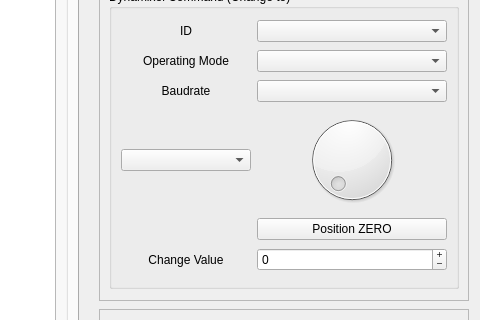
Before: the Qt Designer form dynamixel_workbench_single_manager_gui/ui/main_window.ui in ROBOTIS-GIT/dynamixel-workbench, drawn with Qt 5; both pictures show x 320 to 800 and y 328 to 648 of the 800 by 871 pixel window.
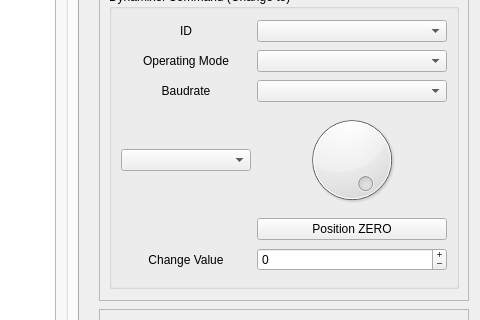
After: the same form once the commit is applied. Icons and pictures are not drawn.

Commit message: modified dialog rotate direction

```diff
--- a/dynamixel_workbench_single_manager_gui/ui/main_window.ui
+++ b/dynamixel_workbench_single_manager_gui/ui/main_window.ui
@@ -419,6 +419,18 @@
                <height>16777215</height>
               </size>
              </property>
+             <property name="maximum">
+              <number>256</number>
+             </property>
+             <property name="orientation">
+              <enum>Qt::Horizontal</enum>
+             </property>
+             <property name="invertedAppearance">
+              <bool>true</bool>
+             </property>
+             <property name="invertedControls">
+              <bool>false</bool>
+             </property>
             </widget>
            </item>
            <item row="1" column="0">
```
The commit also changes 1 other file.
